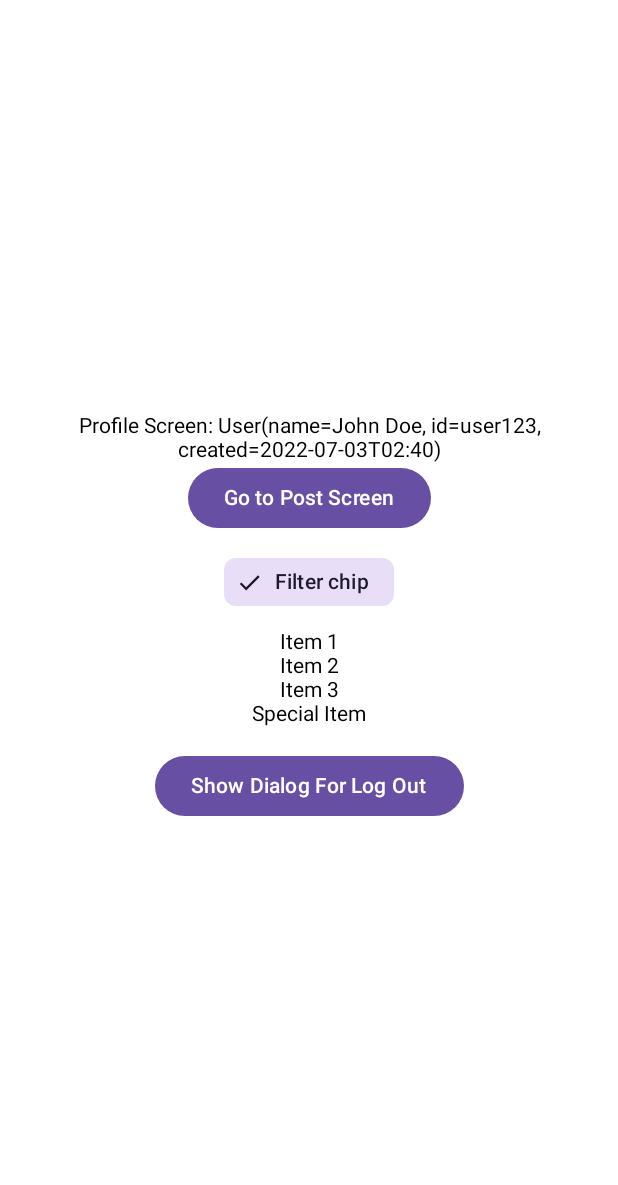
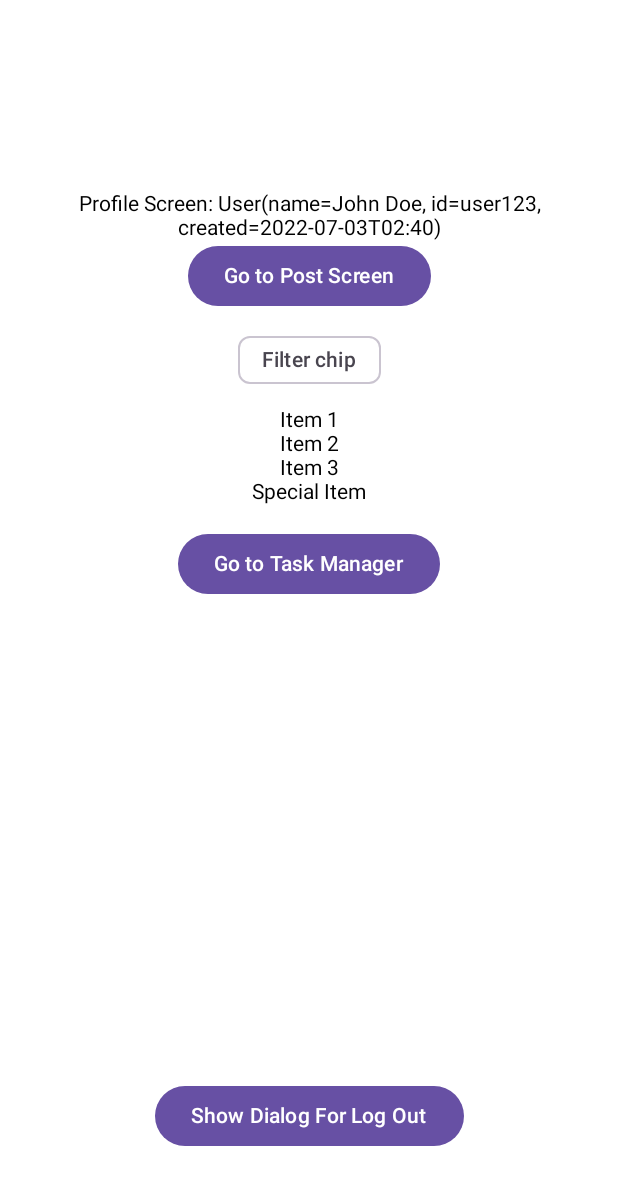
Before and after one commit to hanarahmati/jetpack-compose, an Android app built with Jetpack Compose: the @Preview function ProfileScreenPreview, on a phone screen of 412 x 824 dp. Shown: the top 1185 px of the screen. Run offline under Robolectric (Android 15) with nearby library versions, the phone set to English and light mode, and no system bars.

Commit message:
feat: add task manager screen functionality with floating action button, slider, dialog, checkbox, switch, list components

```diff
--- a/app/src/main/java/co/fanavari/mycomposeapplication/navigation/NavGraph.kt
+++ b/app/src/main/java/co/fanavari/mycomposeapplication/navigation/NavGraph.kt
@@ -10,6 +10,7 @@ import androidx.navigation.navArgument
 import co.fanavari.mycomposeapplication.screens.LoginScreen
 import co.fanavari.mycomposeapplication.screens.PostScreen
 import co.fanavari.mycomposeapplication.screens.ProfileScreen
+import co.fanavari.mycomposeapplication.screens.TaskManagerScreen
 
 @Composable
 fun NavGraph(navController: NavHostController, modifier: Modifier = Modifier) {
@@ -53,5 +54,10 @@ fun NavGraph(navController: NavHostController, modifier: Modifier = Modifier) {
             val showOnlyPostsByUser = it.arguments?.getBoolean("showOnlyPostsByUser") ?: false
             PostScreen(showOnlyPostsByUser)
         }
+        composable(
+            "tasks"
+        ){
+            TaskManagerScreen(navController)
+        }
     }
 }
--- a/app/src/main/java/co/fanavari/mycomposeapplication/screens/ProfileScreen.kt
+++ b/app/src/main/java/co/fanavari/mycomposeapplication/screens/ProfileScreen.kt
@@ -5,28 +5,31 @@ import androidx.compose.foundation.layout.Arrangement
 import androidx.compose.foundation.layout.Column
 import androidx.compose.foundation.layout.Spacer
 import androidx.compose.foundation.layout.fillMaxSize
+import androidx.compose.foundation.layout.fillMaxWidth
 import androidx.compose.foundation.layout.height
-import androidx.compose.material3.AlertDialog
+import androidx.compose.foundation.layout.padding
 import androidx.compose.material3.Button
 import androidx.compose.material3.Text
 import androidx.compose.runtime.Composable
 import androidx.compose.runtime.getValue
-import androidx.compose.runtime.mutableStateOf
 import androidx.compose.runtime.remember
 import androidx.compose.runtime.setValue
 import androidx.compose.ui.Alignment
 import androidx.compose.ui.Modifier
 import androidx.compose.ui.text.style.TextAlign
+import androidx.compose.ui.tooling.preview.Preview
 import androidx.compose.ui.unit.dp
 import androidx.lifecycle.viewmodel.compose.viewModel
 import androidx.navigation.NavController
+import androidx.navigation.compose.rememberNavController
+import co.fanavari.mycomposeapplication.model.User
+import co.fanavari.mycomposeapplication.screens.components.ConfirmationDialog
 import co.fanavari.mycomposeapplication.screens.components.FilterChipExample
 import co.fanavari.mycomposeapplication.viewmodel.ProfileScreenViewModel
-import co.fanavari.mycomposeapplication.model.User
-import co.fanavari.mycomposeapplication.screens.components.ConfirmationDialog
 import java.time.Instant
 import java.time.LocalDateTime
 import java.time.ZoneId
+
 
 @Composable
 fun ProfileScreen(
@@ -53,10 +56,17 @@ fun ProfileScreen(
     var showDialog by profileScreenViewModel.showDialog
 
     Column(
-        modifier = Modifier.fillMaxSize(),
+        modifier = Modifier
+            .fillMaxSize(),
+        verticalArrangement = Arrangement.SpaceBetween,
+        horizontalAlignment = Alignment.CenterHorizontally
+    ) {
+        Column(
+            modifier = Modifier.fillMaxWidth(),
             verticalArrangement = Arrangement.Center,
             horizontalAlignment = Alignment.CenterHorizontally
         ) {
+            Spacer(modifier = Modifier.height(128.dp))
             Text("Profile Screen: $user", textAlign = TextAlign.Center)
             Button(onClick = {
                 navController.navigate("post/true")
@@ -72,11 +82,21 @@ fun ProfileScreen(
                 Text(text = item)
             }
             Spacer(modifier = Modifier.height(16.dp))
-        Button(onClick = {profileScreenViewModel.onDialogShow()}) {
+            Button(onClick = { navController.navigate("tasks") }) {
+                Text("Go to Task Manager")
+            }
+
+        }
+        Button(
+            modifier = Modifier
+                .padding(56.dp)
+                .align(Alignment.CenterHorizontally),
+            onClick = { profileScreenViewModel.onDialogShow() }) {
             Text(text = "Show Dialog For Log Out")
 
         }
     }
+
     if (showDialog) {
         ConfirmationDialog(
             onConfirm = {
@@ -87,3 +107,14 @@ fun ProfileScreen(
         )
     }
 }
+
+@Preview(showBackground = true)
+@Composable
+fun ProfileScreenPreview() {
+    ProfileScreen(
+        navController = rememberNavController(),
+        name = "John Doe",
+        userId = "user123",
+        created = 1656816000000L // Example timestamp in milliseconds
+    )
+}
```
Also changed, not shown: app/src/main/java/co/fanavari/mycomposeapplication/model/Task.kt (added, +12 -0 lines), app/src/main/java/co/fanavari/mycomposeapplication/screens/TaskManagerScreen.kt (added, +65 -0 lines), app/src/main/java/co/fanavari/mycomposeapplication/screens/components/AddTaskDialog.kt (added, +76 -0 lines), app/src/main/java/co/fanavari/mycomposeapplication/screens/components/TaskItem.kt (added, +46 -0 lines), app/src/main/java/co/fanavari/mycomposeapplication/screens/components/TaskList.kt (added, +26 -0 lines), app/src/main/java/co/fanavari/mycomposeapplication/viewmodel/TaskManagerViewModel.kt (added, +23 -0 lines). Lines whose indentation alone changed are shown as unchanged.
